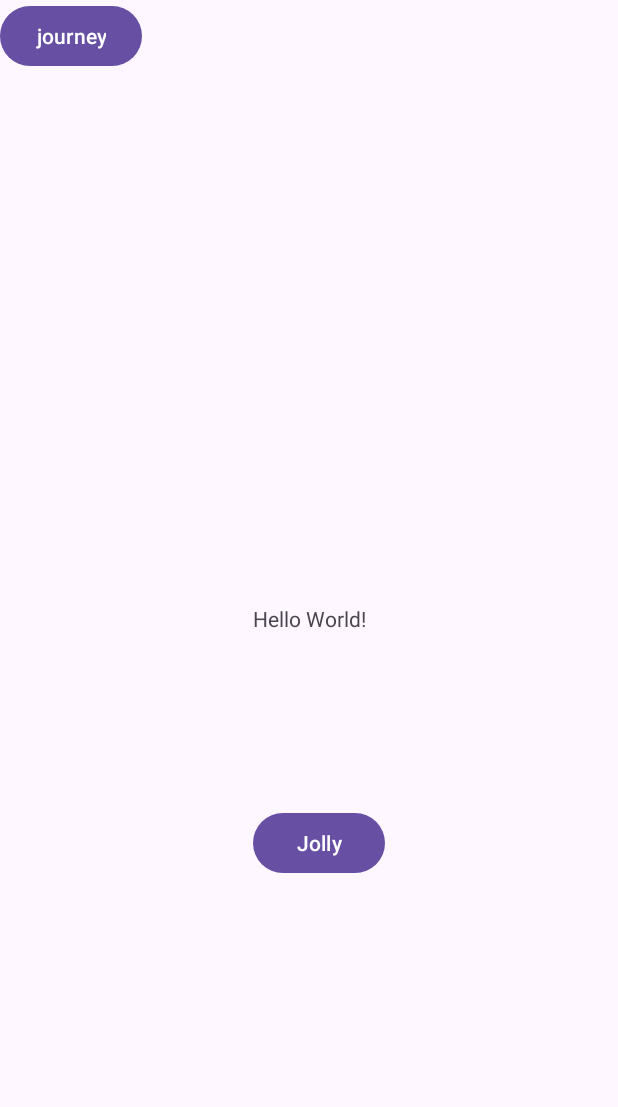
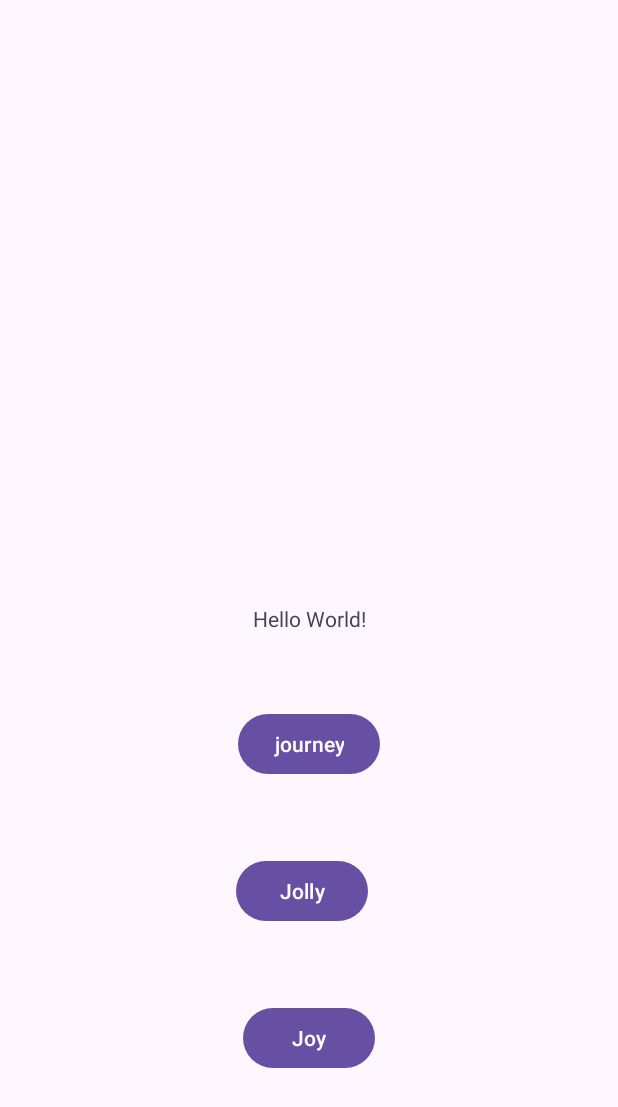
Before and after one commit to decagramaton/SecondMiniProject, an Android app: the screen it shows after launch (MainActivity), on a phone screen of 412 x 824 dp. Shown: the top 1107 px of the screen. Run offline under Robolectric (Android 15) with nearby library versions, the phone set to English and light mode, and no system bars.

Commit message:
[Text] 끝났나?

```diff
--- a/app/src/main/res/layout/activity_main.xml
+++ b/app/src/main/res/layout/activity_main.xml
@@ -20,19 +20,31 @@
         android:id="@+id/btn_jolly"
         android:layout_width="wrap_content"
         android:layout_height="wrap_content"
-        android:layout_marginTop="116dp"
+        android:layout_marginTop="50dp"
         android:text="Jolly"
         app:layout_constraintEnd_toEndOf="parent"
-        app:layout_constraintHorizontal_bias="0.52"
+        app:layout_constraintHorizontal_bias="0.486"
         app:layout_constraintStart_toStartOf="parent"
-        app:layout_constraintTop_toBottomOf="@+id/textView" />
+        app:layout_constraintTop_toBottomOf="@+id/btn_journey" />
 
     <Button
         android:id="@+id/btn_journey"
         android:layout_width="wrap_content"
         android:layout_height="wrap_content"
+        android:layout_marginTop="50dp"
         android:text="journey"
-        tools:layout_editor_absoluteX="154dp"
-        tools:layout_editor_absoluteY="425dp" />
+        app:layout_constraintEnd_toEndOf="parent"
+        app:layout_constraintStart_toStartOf="parent"
+        app:layout_constraintTop_toBottomOf="@+id/textView" />
+
+    <Button
+        android:id="@+id/btn_joy"
+        android:layout_width="wrap_content"
+        android:layout_height="wrap_content"
+        android:layout_marginTop="50dp"
+        android:text="Joy"
+        app:layout_constraintEnd_toEndOf="parent"
+        app:layout_constraintStart_toStartOf="parent"
+        app:layout_constraintTop_toBottomOf="@+id/btn_jolly" />
 
 </androidx.constraintlayout.widget.ConstraintLayout>
```
